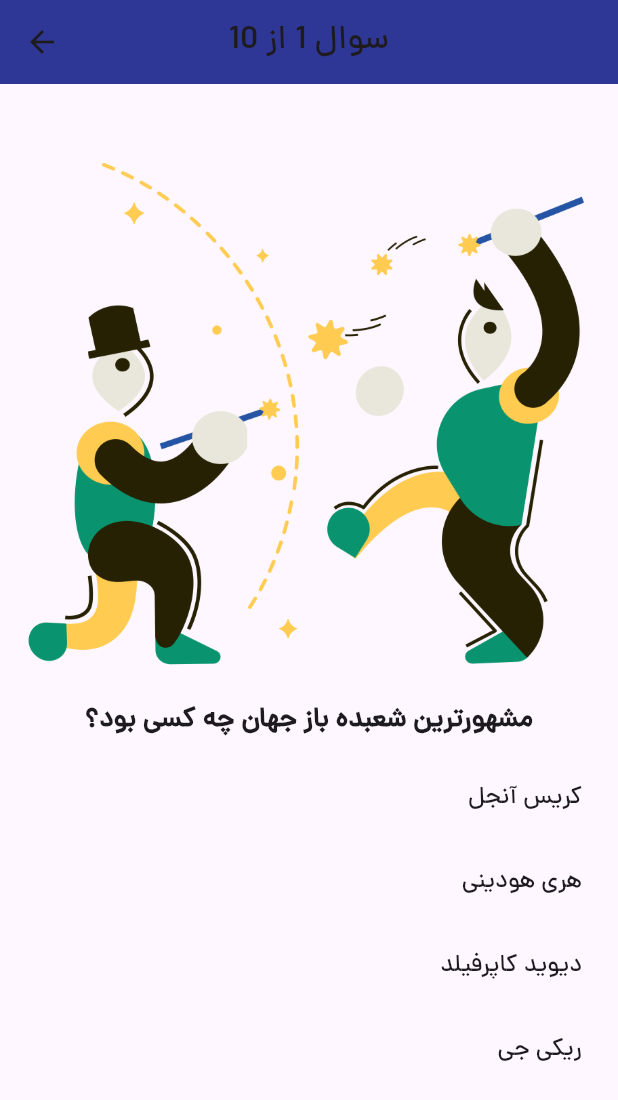
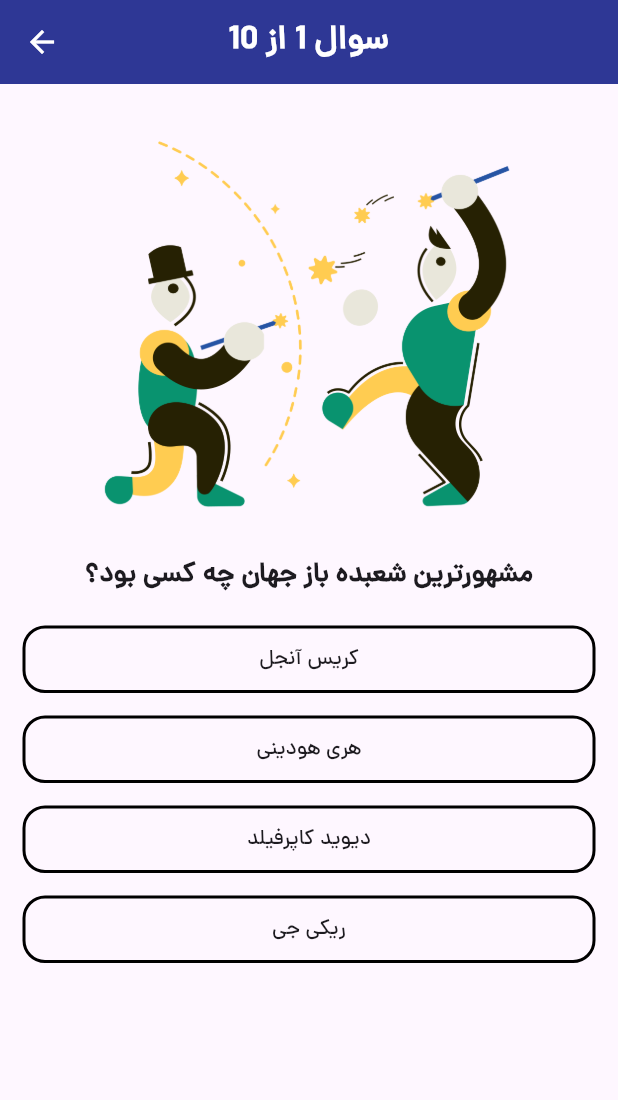
Before and after one commit to Mohammad-Nikmard/Quiz_App, a Flutter app: the screen it shows after launch, after a tap on "شروع بازی", on a phone screen of 412 x 824 dp. Shown: the top 1100 px of the screen. Run offline on Flutter 3.47's test engine with Material 3 defaults, Android fonts, the phone set to English and light mode, and no system bars.

Commit message:
fix visual bugs

```diff
--- a/lib/constants/constants.dart
+++ b/lib/constants/constants.dart
@@ -1,4 +1,4 @@
-import 'package:flutter_quiz_application/data/questio0n.dart';
+import 'package:flutter_quiz_application/data/question.dart';
 
 List<Question> getQuestions() {
   var firstquestion = Question();
--- a/lib/main.dart
+++ b/lib/main.dart
@@ -13,7 +13,7 @@ class MyApp extends StatelessWidget {
     return MaterialApp(
       theme: ThemeData(fontFamily: "dana"),
       debugShowCheckedModeBanner: false,
-      home: HomePage(),
+      home: HomeScreen(),
     );
   }
 }
--- a/lib/screens/home_page.dart
+++ b/lib/screens/home_page.dart
@@ -1,8 +1,8 @@
 import 'package:flutter/material.dart';
 import 'package:flutter_quiz_application/screens/quiz_page.dart';
 
-class HomePage extends StatelessWidget {
-  const HomePage({super.key});
+class HomeScreen extends StatelessWidget {
+  const HomeScreen({super.key});
 
   @override
   Widget build(BuildContext context) {
@@ -19,7 +19,7 @@ class HomePage extends StatelessWidget {
             SizedBox(height: 30.0),
             ElevatedButton(
               style: ElevatedButton.styleFrom(
-                minimumSize: Size(200.0, 40.0),
+                minimumSize: Size(200.0, 45.0),
                 backgroundColor: Colors.indigo[800],
               ),
               onPressed: () {
@@ -33,6 +33,7 @@ class HomePage extends StatelessWidget {
                 "شروع بازی",
                 style: TextStyle(
                   fontWeight: FontWeight.bold,
+                  color: Colors.white,
                 ),
               ),
             ),
@@ -44,7 +45,13 @@ class HomePage extends StatelessWidget {
 
   PreferredSizeWidget getappbar() {
     return AppBar(
-      title: Text("کوییز کینگ"),
+      title: Text(
+        "کوییز گیم",
+        style: TextStyle(
+          fontWeight: FontWeight.bold,
+          color: Colors.white,
+        ),
+      ),
       centerTitle: true,
       elevation: 4,
       backgroundColor: Colors.indigo[800],
--- a/lib/screens/quiz_page.dart
+++ b/lib/screens/quiz_page.dart
@@ -27,29 +27,39 @@ class _QuizPageState extends State<QuizPage> {
           children: [
             Image(
               image: AssetImage("images/$imageIndex.png"),
+              height: 300,
+              width: 300,
             ),
-            Text(
-              getQuestions()[shownindex].title!,
-              style: TextStyle(
-                fontWeight: FontWeight.bold,
-                fontSize: 18.0,
+            SizedBox(height: 15.0),
+            Padding(
+              padding: const EdgeInsets.symmetric(horizontal: 15),
+              child: SizedBox(
+                width: MediaQuery.of(context).size.width,
+                child: Text(
+                  getQuestions()[shownindex].title!,
+                  style: TextStyle(
+                    fontWeight: FontWeight.bold,
+                    fontSize: 18.0,
+                  ),
+                  textAlign: TextAlign.center,
+                ),
               ),
-              textAlign: TextAlign.center,
             ),
-            SizedBox(height: 10.0),
+            SizedBox(height: 20.0),
             ...List.generate(
               4,
               (index) => getlisttile(index),
             ),
+            SizedBox(height: 10.0),
             Visibility(
               visible: answerState,
               child: ElevatedButton(
                 style: ElevatedButton.styleFrom(
-                  minimumSize: Size(200.0, 40.0),
+                  minimumSize: Size(200.0, 45.0),
                   backgroundColor: Colors.red[800],
                 ),
                 onPressed: () {
-                  Navigator.of(context).push(
+                  Navigator.of(context).pushReplacement(
                     MaterialPageRoute(
                       builder: (context) =>
                           ResultPage(correctanswer: correctAnswers),
@@ -60,6 +70,7 @@ class _QuizPageState extends State<QuizPage> {
                   "مشاهده نتایج",
                   style: TextStyle(
                     fontWeight: FontWeight.bold,
+                    color: Colors.white,
                   ),
                 ),
               ),
@@ -72,19 +83,24 @@ class _QuizPageState extends State<QuizPage> {
 
   PreferredSizeWidget getappbar() {
     return AppBar(
-      title: Text("سوال ${itemCounter + 1} از 10"),
+      title: Text(
+        "سوال ${itemCounter + 1} از 10",
+        style: TextStyle(
+          fontWeight: FontWeight.bold,
+          color: Colors.white,
+        ),
+      ),
       centerTitle: true,
       elevation: 4,
       backgroundColor: Colors.indigo[800],
+      iconTheme: IconThemeData(
+        color: Colors.white,
+      ),
     );
   }
 
   Widget getlisttile(index) {
-    return ListTile(
-      title: Text(
-        getQuestions()[shownindex].answers![index],
-        textAlign: TextAlign.end,
-      ),
+    return GestureDetector(
       onTap: () {
         itemCounter++;
         setState(() {
@@ -100,6 +116,28 @@ class _QuizPageState extends State<QuizPage> {
           }
         });
       },
+      child: Padding(
+        padding: const EdgeInsets.only(right: 15, left: 15, bottom: 15),
+        child: Container(
+          height: 45,
+          width: MediaQuery.of(context).size.width,
+          decoration: BoxDecoration(
+            border: Border.all(
+              color: Colors.black,
+              width: 2,
+            ),
+            borderRadius: BorderRadius.all(
+              Radius.circular(15),
+            ),
+          ),
+          child: Center(
+            child: Text(
+              getQuestions()[shownindex].answers![index],
+              textAlign: TextAlign.end,
+            ),
+          ),
+        ),
+      ),
     );
   }
 }
--- a/pubspec.yaml
+++ b/pubspec.yaml
@@ -11,6 +11,7 @@ environment:
 dependencies:
   flutter:
     sdk: flutter
+  confetti: ^0.7.0
 
   cupertino_icons: ^1.0.2
 
```
Also changed, not shown: lib/screens/result_page.dart (+21 -4 lines), lib/data/question.dart (renamed from lib/data/questio0n.dart), pubspec.lock.
